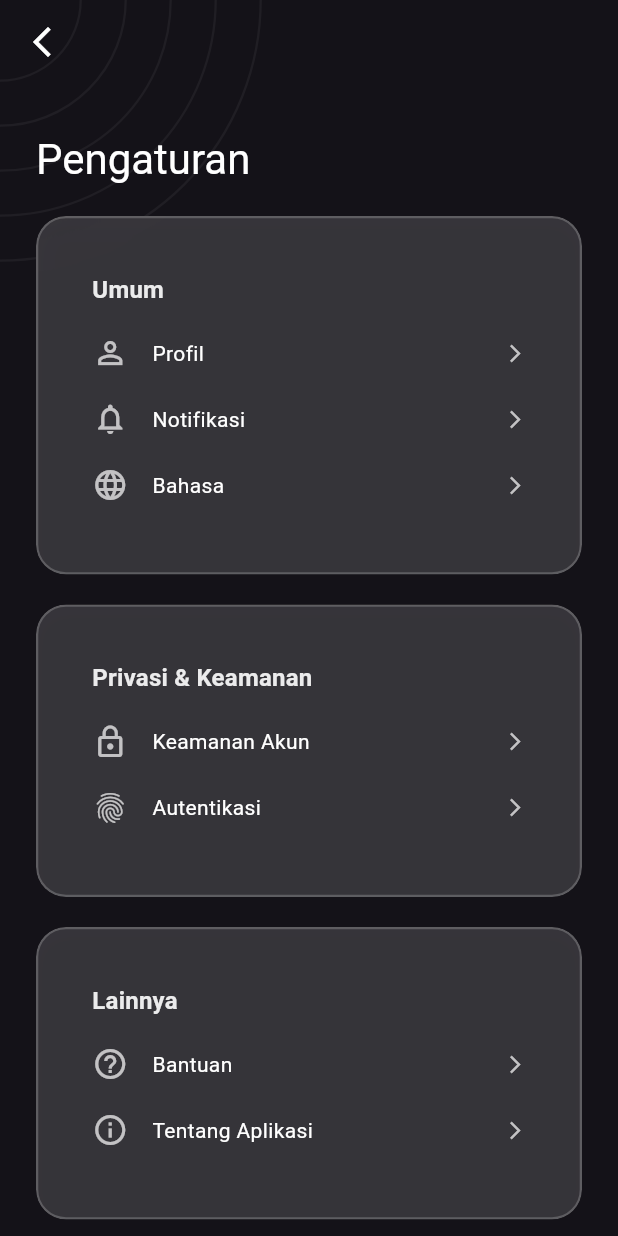
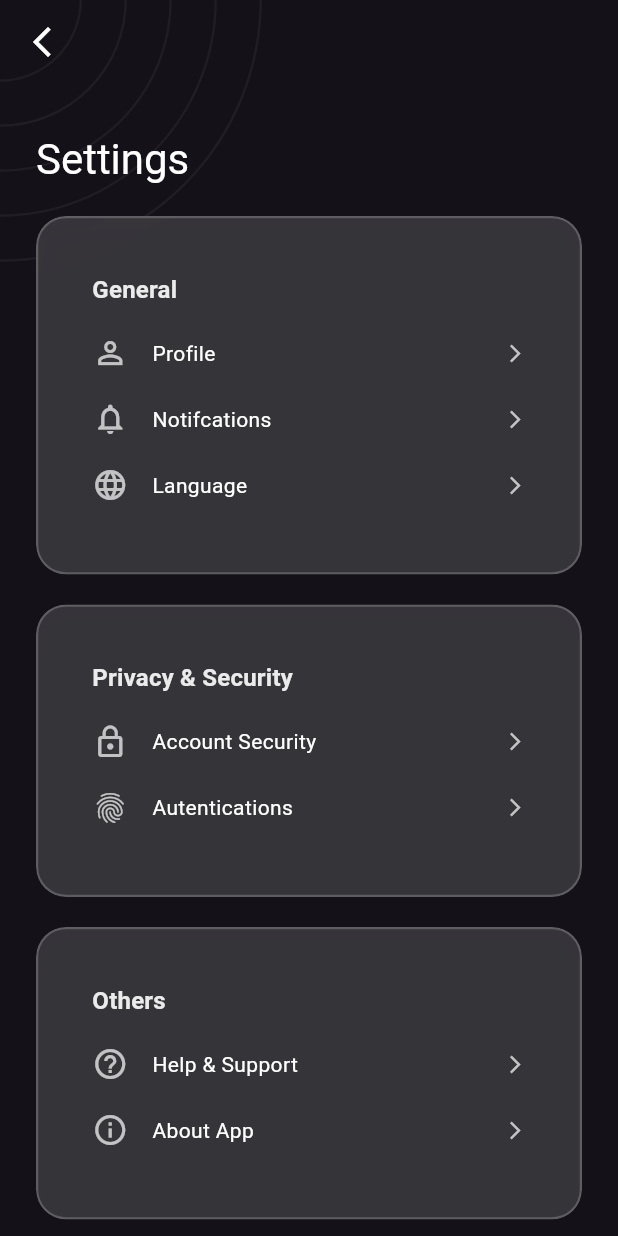
Before and after one commit to wahyualif23014/WeatherAPP, a Flutter app: the SettingsScreen screen opened by its route, on a phone screen of 412 x 824 dp. Run offline on Flutter 3.47's test engine with Material 3 defaults, Android fonts, the phone set to English and light mode, and no system bars; our stand-ins replace flutter_dotenv, google_maps_flutter, shared_preferences; accounts and stored records are empty.

Commit message:
new juni 21 flow revisi settings

```diff
--- a/lib/screens/settings.dart
+++ b/lib/screens/settings.dart
@@ -1,4 +1,3 @@
-// settings_screen.dart
 import 'package:flutter/material.dart';
 import 'package:flutter/services.dart';
 import '../widget/settings_item.dart';
@@ -19,13 +18,13 @@ class SettingsScreen extends StatelessWidget {
           const AnimatedBackground(opacity: 0.7),
           SafeArea(
             child: SingleChildScrollView(
-              physics: const BouncingScrollPhysics(), // Efek iOS-like
+              physics: const BouncingScrollPhysics(),
               padding: const EdgeInsets.symmetric(horizontal: 24, vertical: 32),
               child: Column(
                 crossAxisAlignment: CrossAxisAlignment.start,
                 children: [
                   Text(
-                    "Pengaturan",
+                    "Settings",
                     style: Theme.of(context)
                         .textTheme
                         .headlineMedium
@@ -33,47 +32,47 @@ class SettingsScreen extends StatelessWidget {
                   ),
                   const SizedBox(height: 20),
                   const SettingsSection(
-                    title: "Umum",
+                    title: "General",
                     items: [
                       SettingsItem(
                           icon: Icons.person_outline,
-                          title: "Profil",
+                          title: "Profile",
                           onTap: null),
                       SettingsItem(
                           icon: Icons.notifications_outlined,
-                          title: "Notifikasi",
+                          title: "Notifcations",
                           onTap: null),
                       SettingsItem(
                           icon: Icons.language,
-                          title: "Bahasa",
+                          title: "Language",
                           onTap: null),
                     ],
                   ),
                   const SizedBox(height: 20),
                   const SettingsSection(
-                    title: "Privasi & Keamanan",
+                    title: "Privacy & Security",
                     items: [
                       SettingsItem(
                           icon: Icons.lock_outline,
-                          title: "Keamanan Akun",
+                          title: "Account Security",
                           onTap: null),
                       SettingsItem(
                           icon: Icons.fingerprint,
-                          title: "Autentikasi",
+                          title: "Autentications",
                           onTap: null),
                     ],
                   ),
                   const SizedBox(height: 20),
                   const SettingsSection(
-                    title: "Lainnya",
+                    title: "Others",
                     items: [
                       SettingsItem(
                           icon: Icons.help_outline,
-                          title: "Bantuan",
+                          title: "Help & Support",
                           onTap: null),
                       SettingsItem(
                           icon: Icons.info_outline,
-                          title: "Tentang Aplikasi",
+                          title: "About App",
                           onTap: null),
                     ],
                   ),
```
